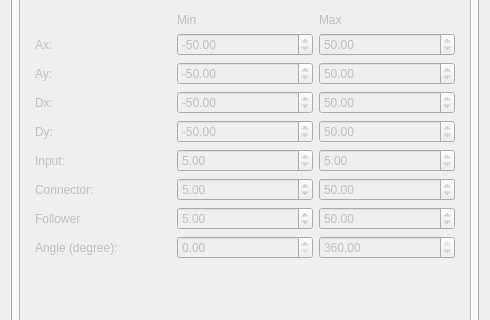
Above: core/panel/run_Path_Solving.ui from KmolYuan/Pyslvs-UI before the change; both pictures show x 0 to 490 and y 197 to 517 of the 490 by 645 pixel window. Below: the same form after it.
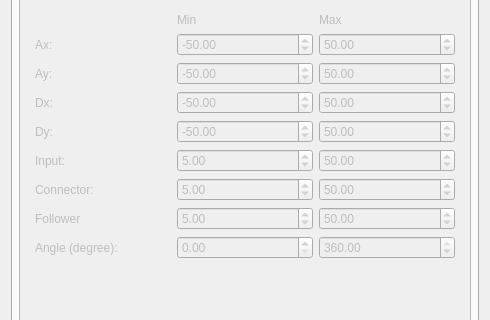
That is the form after the change. The open tabs and pages were chosen to show the change.

Diff of the .ui file:
```diff
--- a/core/panel/run_Path_Solving.ui
+++ b/core/panel/run_Path_Solving.ui
@@ -797,7 +797,7 @@
                  <double>999.000000000000000</double>
                 </property>
                 <property name="value">
-                 <double>5.000000000000000</double>
+                 <double>50.000000000000000</double>
                 </property>
                </widget>
               </item>
```
